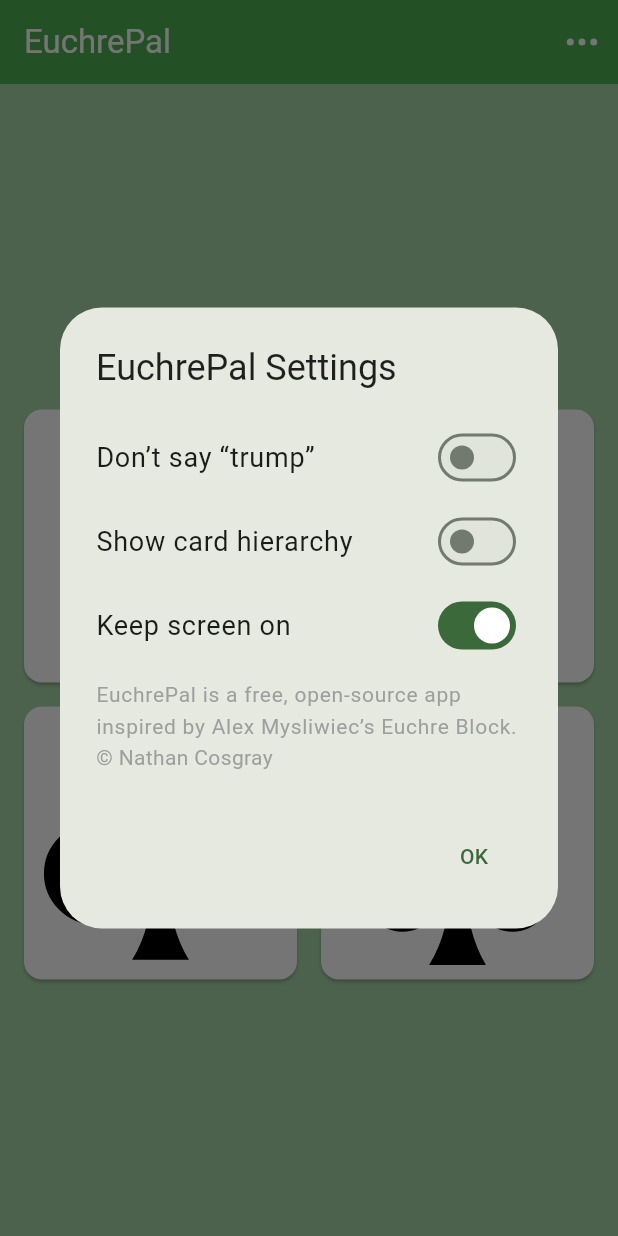
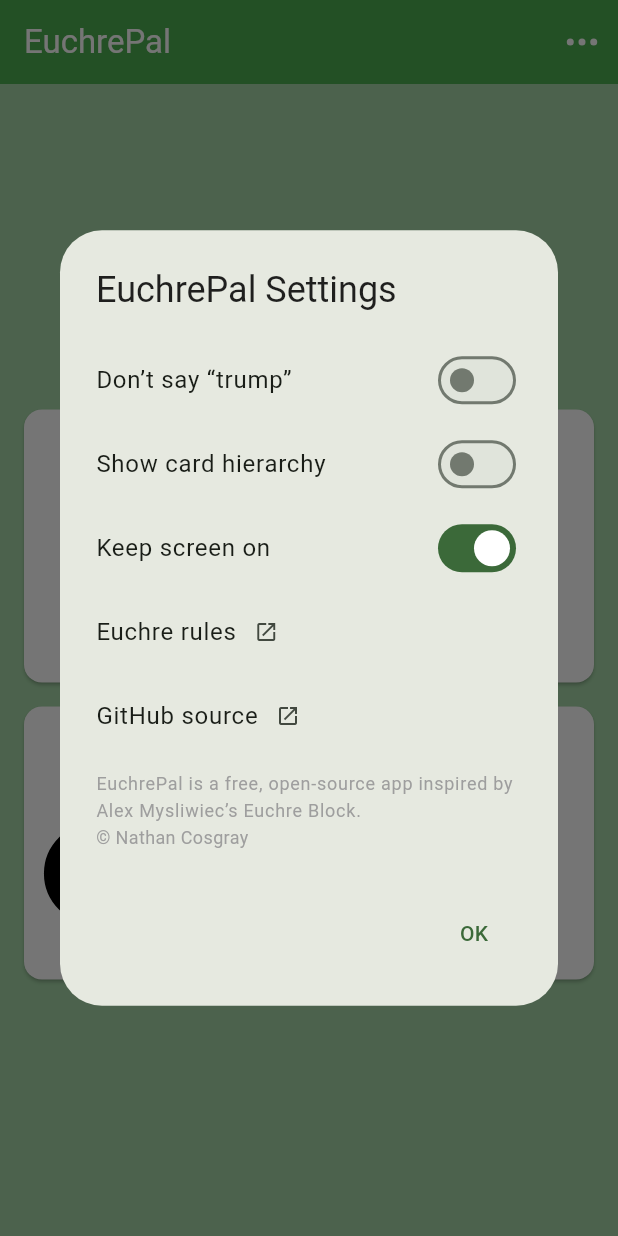
Before and after one commit to ncosgray/euchrepal, a Flutter app: the screen it shows after launch, after a tap on an icon or button, on a phone screen of 412 x 824 dp. Run offline on Flutter 3.47's test engine with Material 3 defaults, Android fonts, the phone set to English and light mode, and no system bars; drawn by our look-alikes of showcaseview; our stand-ins replace flutter_svg, shared_preferences, wakelock_plus.

Commit message:
add external links to Euchre rules and GitHub repo

```diff
--- a/lib/home_page.dart
+++ b/lib/home_page.dart
@@ -21,6 +21,7 @@ import 'package:euchrepal/tutorial.dart';
 import 'package:flutter/material.dart';
 import 'package:flutter_svg/flutter_svg.dart';
 import 'package:showcaseview/showcaseview.dart';
+import 'package:url_launcher/url_launcher.dart';
 import 'package:wakelock_plus/wakelock_plus.dart';
 
 // Shared preferences keys
@@ -278,10 +279,41 @@ class _HomePageState extends State<HomePage> {
       contentPadding: EdgeInsets.zero,
       title: Text(
         title,
-        style: const TextStyle(fontSize: 18.0),
+        style: const TextStyle(fontSize: 16.0),
       ),
       value: value,
       onChanged: onChanged,
+    );
+  }
+
+  // Settings external link
+  InkWell _settingsLink({
+    required String title,
+    required String url,
+  }) {
+    return InkWell(
+      onTap: () => launchUrl(
+        Uri.parse(url),
+        mode: LaunchMode.externalApplication,
+      ),
+      child: ListTile(
+        contentPadding: EdgeInsets.zero,
+        title: Row(
+          children: [
+            Text(
+              title,
+              style: const TextStyle(fontSize: 16.0),
+            ),
+            const Padding(
+              padding: EdgeInsets.only(left: 12.0),
+              child: Icon(
+                Icons.launch,
+                size: 16.0,
+              ),
+            ),
+          ],
+        ),
+      ),
     );
   }
 
@@ -291,7 +323,7 @@ class _HomePageState extends State<HomePage> {
       title,
       style: const TextStyle(
         color: Colors.grey,
-        fontSize: 14.0,
+        fontSize: 12.0,
       ),
     );
   }
@@ -341,6 +373,10 @@ class _HomePageState extends State<HomePage> {
                         });
                       },
                     ),
+                    // Euchre rules link
+                    _settingsLink(title: Str.rulesText, url: Str.rulesURL),
+                    // GitHub link
+                    _settingsLink(title: Str.gitHubText, url: Str.gitHubURL),
                     // About text
                     ListTile(
                       contentPadding: EdgeInsets.zero,
--- a/lib/strings.dart
+++ b/lib/strings.dart
@@ -23,6 +23,10 @@ class Str {
   static String get settingsWakelock => 'Keep screen on';
   static String get aboutText => '${Str.appName} is a free, open-source app'
       ' inspired by Alex Mysliwiec\u2019s Euchre Block.';
+  static String get rulesText => 'Euchre rules';
+  static String get rulesURL => 'https://bicyclecards.com/how-to-play/euchre';
+  static String get gitHubText => 'GitHub source';
+  static String get gitHubURL => 'https://github.com/ncosgray/euchrepal';
   static String get copyrightText => '\u00a9 Nathan Cosgray';
   static String get okButton => 'OK';
   static String get tutorial1 => 'Welcome to ${Str.appName}, a simple companion'
--- a/pubspec.yaml
+++ b/pubspec.yaml
@@ -34,6 +34,7 @@ dependencies:
   flutter_svg: ^2.0.9
   shared_preferences: ^2.2.2
   showcaseview: ^2.0.3
+  url_launcher: ^6.2.1
   wakelock_plus: ^1.1.3
 
   # The following adds the Cupertino Icons font to your application.
@@ -60,7 +61,7 @@ flutter:
   # The following line ensures that the Material Icons font is
   # included with your application, so that you can use the icons in
   # the material Icons class.
-  # uses-material-design: true
+  uses-material-design: true
 
   # To add assets to your application, add an assets section, like this:
   # assets:
```
Also changed, not shown: pubspec.lock.
